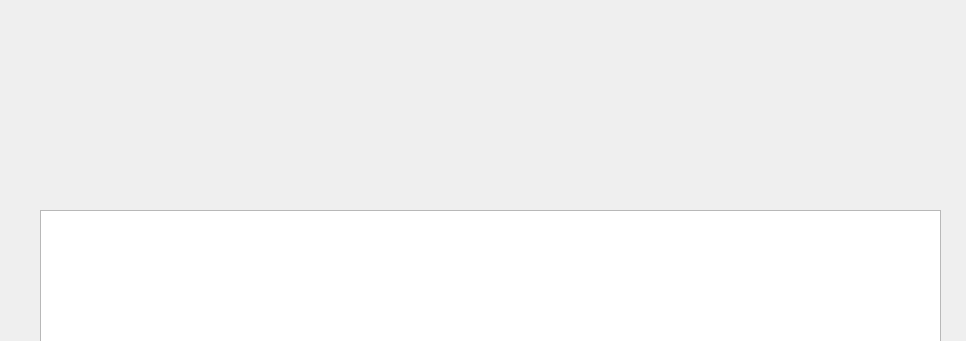
This is gui/dlggestionpersonas.ui in rogorido/qtpredicadores as Qt 5 draws it before an edit; both pictures show x 0 to 966 and y 0 to 341 of the 966 by 637 pixel window. The edited form follows.
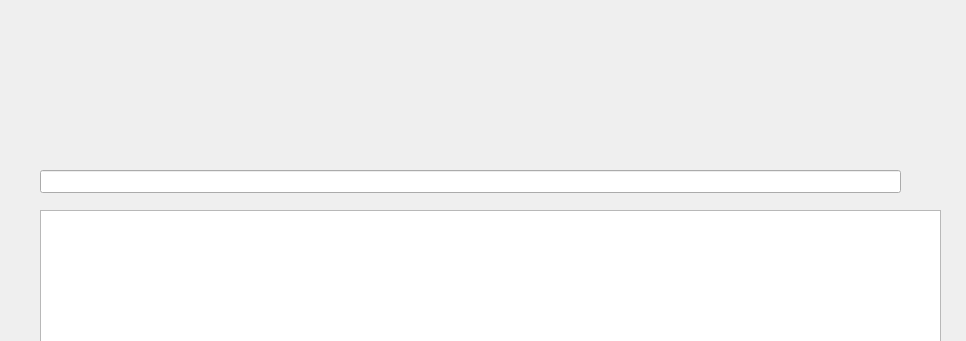
This is the edited form.

Commit message: Uso de un proxy en el form de gestión de personas.

The edit to the form file:
```diff
--- a/gui/dlggestionpersonas.ui
+++ b/gui/dlggestionpersonas.ui
@@ -23,6 +23,19 @@
     </rect>
    </property>
   </widget>
+  <widget class="QLineEdit" name="txtFiltro">
+   <property name="geometry">
+    <rect>
+     <x>40</x>
+     <y>170</y>
+     <width>861</width>
+     <height>23</height>
+    </rect>
+   </property>
+   <property name="clearButtonEnabled">
+    <bool>true</bool>
+   </property>
+  </widget>
  </widget>
  <resources/>
  <connections/>
```
The commit also changes 5 other files.
